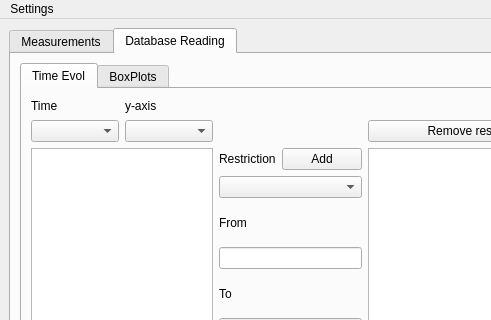
Before: the Qt Designer form GUIfiles/gui.ui in elijwolf/mcgeheeGroupSolarSimCode, drawn with Qt 5; both pictures show x 0 to 491 and y 0 to 320 of the 1124 by 867 pixel window.
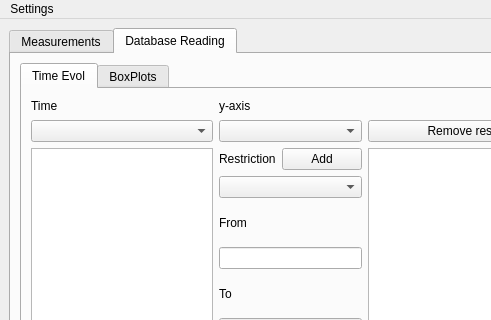
After: the same form once the commit is applied. The open tabs and pages were chosen to show the change.

Patch:
```diff
--- a/GUIfiles/gui.ui
+++ b/GUIfiles/gui.ui
@@ -1671,19 +1671,6 @@
               </property>
              </widget>
             </item>
-            <item row="0" column="1">
-             <widget class="QLabel" name="label_25">
-              <property name="text">
-               <string>y-axis</string>
-              </property>
-             </widget>
-            </item>
-            <item row="1" column="0">
-             <widget class="QComboBox" name="comboBox_DBTime"/>
-            </item>
-            <item row="1" column="1">
-             <widget class="QComboBox" name="comboBox_DBTimeYaxis"/>
-            </item>
             <item row="1" column="4">
              <widget class="QPushButton" name="pushButton_DBTime_remove">
               <property name="text">
@@ -1734,6 +1721,19 @@
             <item row="7" column="2" colspan="2">
              <widget class="QLineEdit" name="lineEdit_DBTime_To"/>
             </item>
+            <item row="1" column="0" colspan="2">
+             <widget class="QComboBox" name="comboBox_DBTime"/>
+            </item>
+            <item row="1" column="2" colspan="2">
+             <widget class="QComboBox" name="comboBox_DBTimeYaxis"/>
+            </item>
+            <item row="0" column="2">
+             <widget class="QLabel" name="label_25">
+              <property name="text">
+               <string>y-axis</string>
+              </property>
+             </widget>
+            </item>
            </layout>
           </widget>
           <widget class="QWidget" name="tab_5">
```
